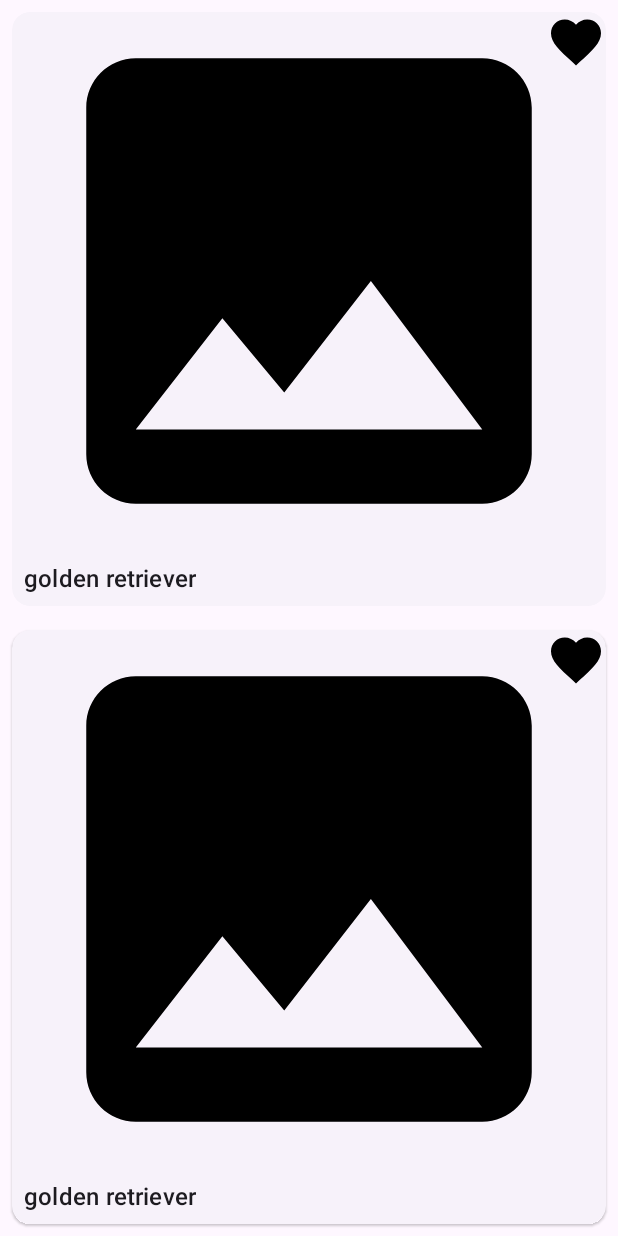
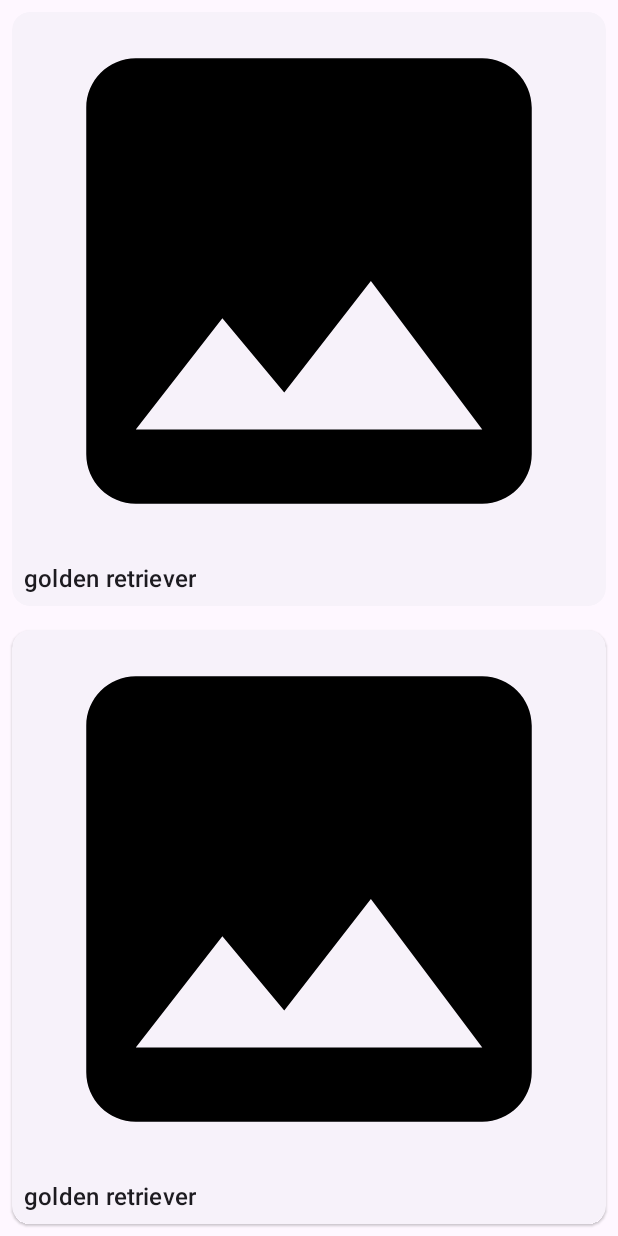
Before and after one commit to senk0n/dog_breeds, an Android app: the layout fragment_breed_photo_list.xml on its own in the app's theme, with its tools: preview values and no code run, on a phone screen of 412 x 824 dp. Run offline under Robolectric (Android 15) with nearby library versions, the phone set to English and light mode, and no system bars.

Commit message:
change favorite icon on Card for more native

```diff
--- a/app/src/main/res/layout/fragment_breed_photo.xml
+++ b/app/src/main/res/layout/fragment_breed_photo.xml
@@ -11,8 +11,11 @@
         android:layout_width="0dp"
         android:layout_height="0dp"
         android:layout_margin="8dp"
+        android:checkable="true"
         android:clickable="true"
         android:focusable="true"
+        app:checkedIcon="@drawable/ic_baseline_favorite_24"
+        app:checkedIconSize="30dp"
         app:layout_constraintBottom_toBottomOf="parent"
         app:layout_constraintDimensionRatio="1"
         app:layout_constraintEnd_toEndOf="parent"
@@ -43,14 +46,6 @@
                 app:layout_constraintBottom_toBottomOf="parent"
                 app:layout_constraintStart_toStartOf="parent"
                 tools:text="golden retriever" />
-
-            <ImageView
-                android:id="@+id/favorite_mark"
-                android:layout_width="40dp"
-                android:layout_height="40dp"
-                android:src="@drawable/ic_baseline_favorite_24"
-                app:layout_constraintEnd_toEndOf="parent"
-                app:layout_constraintTop_toTopOf="parent" />
         </androidx.constraintlayout.widget.ConstraintLayout>
 
 
```
Also changed, not shown: app/src/main/java/dev/senk0n/dogbreeds/application/breed_photos/BreedPhotoAdapter.kt (+2 -7 lines).
